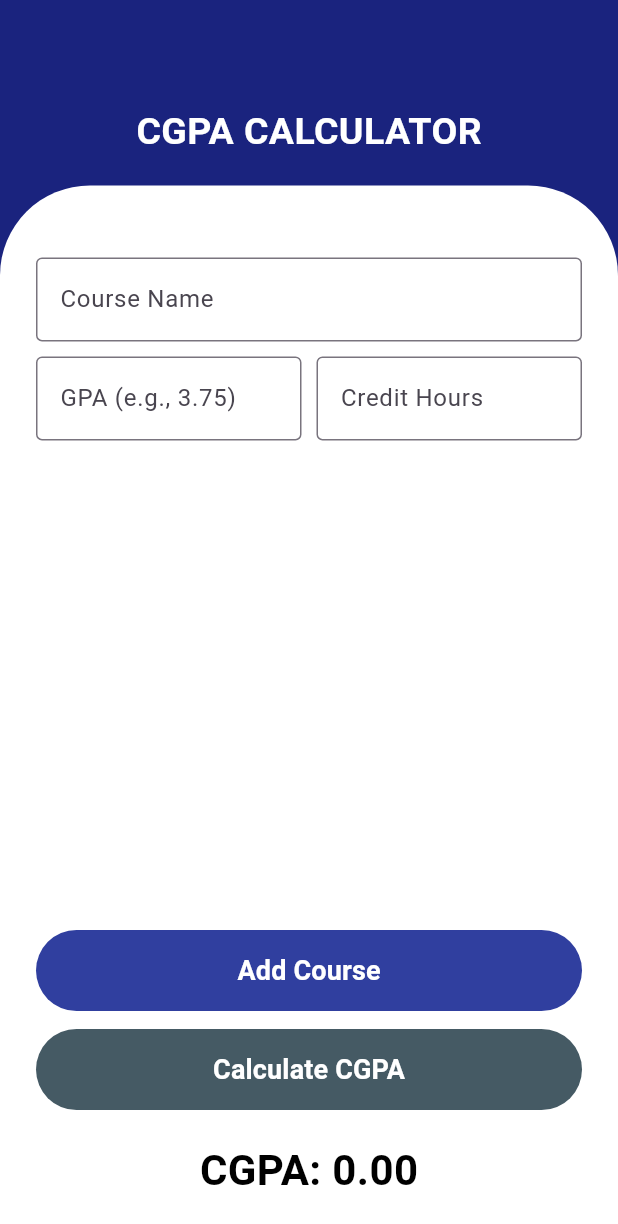
After one commit to Tayebbb/AUSThir, a Flutter app: the CgpaCalculatorScreen screen opened directly, on a phone screen of 412 x 824 dp. The commit adds this screen. Shown: the top 1224 px of the screen. Run offline on Flutter 3.47's test engine with Material 3 defaults, Android fonts, the phone set to English and light mode, and no system bars; our stand-ins replace lottie.

Commit message:
CGPA CALC

```diff
--- /dev/null
+++ b/lib/cgpacalc.dart
@@ -0,0 +1,200 @@
+import 'package:flutter/material.dart';
+
+class CgpaCalculatorScreen extends StatefulWidget {
+  const CgpaCalculatorScreen({super.key});
+
+  @override
+  _CgpaCalculatorScreenState createState() => _CgpaCalculatorScreenState();
+}
+
+class _CgpaCalculatorScreenState extends State<CgpaCalculatorScreen> {
+  final List<TextEditingController> courseControllers = [
+    TextEditingController()
+  ];
+  final List<TextEditingController> gpaControllers = [TextEditingController()];
+  final List<TextEditingController> creditControllers = [
+    TextEditingController()
+  ];
+  int courseCount = 1;
+  double cgpa = 0.0;
+
+  void addCourse() {
+    setState(() {
+      courseControllers.add(TextEditingController());
+      gpaControllers.add(TextEditingController());
+      creditControllers.add(TextEditingController());
+      courseCount++;
+    });
+  }
+
+  void calculateCGPA() {
+    double totalGradePoints = 0;
+    double totalCredits = 0;
+
+    for (int i = 0; i < courseCount; i++) {
+      double gpa = double.tryParse(gpaControllers[i].text) ?? 0;
+      double credits = double.tryParse(creditControllers[i].text) ?? 0;
+      totalGradePoints += gpa * credits;
+      totalCredits += credits;
+    }
+
+    setState(() {
+      cgpa = totalCredits > 0 ? totalGradePoints / totalCredits : 0.0;
+    });
+  }
+
+  @override
+  Widget build(BuildContext context) {
+    return Scaffold(
+      backgroundColor: Colors.indigo[900],
+      body: Stack(
+        children: [
+          Positioned(
+            top: 0,
+            left: 0,
+            right: 0,
+            child: Container(
+              height: MediaQuery.of(context).size.height * 0.15,
+              color: Colors.indigo[900],
+              child: const Column(
+                children: [
+                  SizedBox(height: 70),
+                  Center(
+                    child: Text(
+                      "CGPA CALCULATOR",
+                      style: TextStyle(
+                        color: Colors.white,
+                        fontSize: 25,
+                        fontWeight: FontWeight.bold,
+                      ),
+                    ),
+                  ),
+                ],
+              ),
+            ),
+          ),
+          Positioned(
+            top: MediaQuery.of(context).size.height * 0.15,
+            left: 0,
+            right: 0,
+            bottom: 0,
+            child: Container(
+              decoration: const BoxDecoration(
+                color: Colors.white,
+                borderRadius: BorderRadius.only(
+                  topLeft: Radius.circular(60),
+                  topRight: Radius.circular(60),
+                ),
+              ),
+              child: Padding(
+                padding: const EdgeInsets.all(24.0),
+                child: Column(
+                  crossAxisAlignment: CrossAxisAlignment.center,
+                  children: [
+                    const SizedBox(height: 16),
+                    Expanded(
+                      child: ListView.builder(
+                        itemCount: courseCount,
+                        itemBuilder: (context, index) {
+                          return Padding(
+                            padding: const EdgeInsets.symmetric(vertical: 8.0),
+                            child: Column(
+                              children: [
+                                TextField(
+                                  controller: courseControllers[index],
+                                  decoration: const InputDecoration(
+                                    labelText: 'Course Name',
+                                    border: OutlineInputBorder(),
+                                  ),
+                                ),
+                                const SizedBox(height: 10),
+                                Row(
+                                  children: [
+                                    Expanded(
+                                      child: TextField(
+                                        controller: gpaControllers[index],
+                                        decoration: const InputDecoration(
+                                          labelText: 'GPA (e.g., 3.75)',
+                                          border: OutlineInputBorder(),
+                                        ),
+                                        keyboardType: TextInputType.number,
+                                      ),
+                                    ),
+                                    const SizedBox(width: 10),
+                                    Expanded(
+                                      child: TextField(
+                                        controller: creditControllers[index],
+                                        decoration: const InputDecoration(
+                                          labelText: 'Credit Hours',
+                                          border: OutlineInputBorder(),
+                                        ),
+                                        keyboardType: TextInputType.number,
+                                      ),
+                                    ),
+                                  ],
+                                ),
+                              ],
+                            ),
+                          );
+                        },
+                      ),
+                    ),
+                    const SizedBox(height: 16),
+                    SizedBox(
+                      width: double.infinity,
+                      child: TextButton(
+                        style: TextButton.styleFrom(
+                          backgroundColor: Colors.indigo[700],
+                          foregroundColor: Colors.white,
+                          padding: const EdgeInsets.symmetric(vertical: 14),
+                          shape: RoundedRectangleBorder(
+                            borderRadius: BorderRadius.circular(30),
+                          ),
+                        ),
+                        onPressed: addCourse,
+                        child: const Text(
+                          'Add Course',
+                          style: TextStyle(
+                              fontSize: 18, fontWeight: FontWeight.w600),
+                        ),
+                      ),
+                    ),
+                    const SizedBox(height: 12),
+                    SizedBox(
+                      width: double.infinity,
+                      child: TextButton(
+                        style: TextButton.styleFrom(
+                          backgroundColor: Colors.blueGrey[700],
+                          foregroundColor: Colors.white,
+                          padding: const EdgeInsets.symmetric(vertical: 14),
+                          shape: RoundedRectangleBorder(
+                            borderRadius: BorderRadius.circular(30),
+                          ),
+                        ),
+                        onPressed: calculateCGPA,
+                        child: const Text(
+                          'Calculate CGPA',
+                          style: TextStyle(
+                              fontSize: 18, fontWeight: FontWeight.w600),
+                        ),
+                      ),
+                    ),
+                    const SizedBox(height: 20),
+                    Text(
+                      'CGPA: ${cgpa.toStringAsFixed(2)}',
+                      style: const TextStyle(
+                        fontSize: 28,
+                        fontWeight: FontWeight.bold,
+                        color: Colors.black,
+                      ),
+                    ),
+                  ],
+                ),
+              ),
+            ),
+          ),
+        ],
+      ),
+    );
+  }
+}
--- a/lib/homepage.dart
+++ b/lib/homepage.dart
@@ -1,3 +1,4 @@
+import 'package:austhir/cgpacalc.dart';
 import 'package:flutter/material.dart';
 
 class HomePage extends StatelessWidget {
@@ -69,9 +70,16 @@ class HomePage extends StatelessWidget {
                       onPressed: () {},
                     ),
                     SquareButton(
-                      text: 'Results',
+                      text: 'CGPA Calculator',
                       icon: Icons.grade,
-                      onPressed: () {},
+                      onPressed: () {
+                        Navigator.push(
+                          context,
+                          MaterialPageRoute(
+                              builder: (context) =>
+                                  const CgpaCalculatorScreen()),
+                        );
+                      },
                     ),
                   ],
                 ),
--- a/lib/landingpage.dart
+++ b/lib/landingpage.dart
@@ -62,8 +62,6 @@ class LandingPage extends StatelessWidget {
                           padding: const EdgeInsets.symmetric(vertical: 14),
                           shape: RoundedRectangleBorder(
                             borderRadius: BorderRadius.circular(30),
-                            side:
-                                const BorderSide(color: Colors.black, width: 2),
                           ),
                         ),
                         onPressed: () {
@@ -90,8 +88,6 @@ class LandingPage extends StatelessWidget {
                           padding: const EdgeInsets.symmetric(vertical: 14),
                           shape: RoundedRectangleBorder(
                             borderRadius: BorderRadius.circular(30),
-                            side:
-                                const BorderSide(color: Colors.black, width: 2),
                           ),
                         ),
                         onPressed: () {
```
